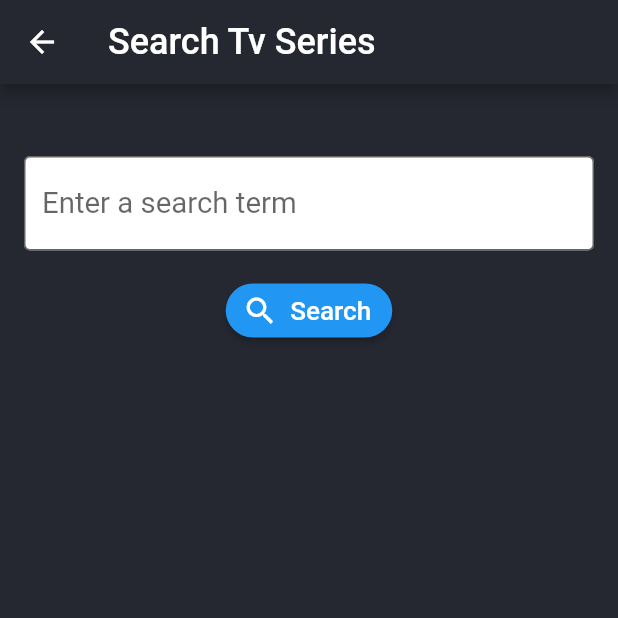
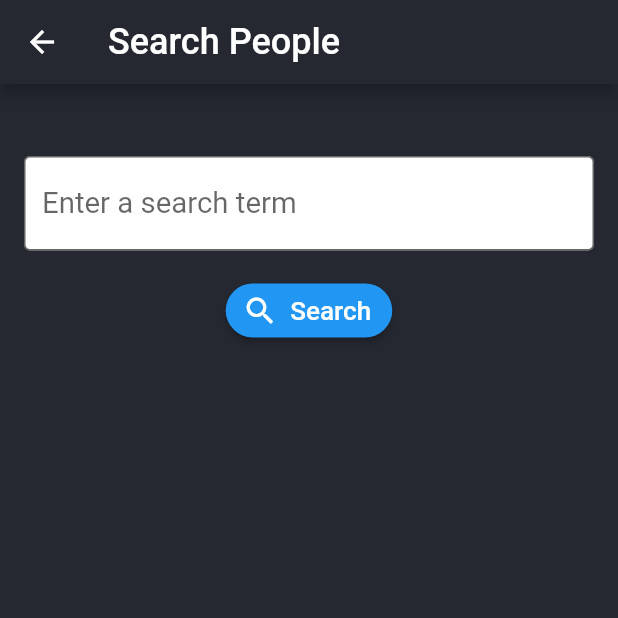
Before and after one commit to giovanidebiagi/tv_series_hub, a Flutter app: the screen it shows after launch, after a tap on "Search for People", on a phone screen of 412 x 824 dp, the top half of it. Run offline on Flutter 3.47's test engine with Material 2 defaults, Android fonts, the phone set to English and light mode, and no system bars; our stand-ins replace device_preview, dio, flutter_html, hive, hive_flutter; accounts and stored records are empty; network calls fail.

Commit message:
Fixed SearchPeoplePage app bar title.

```diff
--- a/lib/app/modules/search_people/search_people_page.dart
+++ b/lib/app/modules/search_people/search_people_page.dart
@@ -8,7 +8,7 @@ class SearchPeoplePage extends StatelessWidget {
   @override
   Widget build(BuildContext context) {
     return AppPageTemplate(
-      pageTitle: 'Search Tv Series',
+      pageTitle: 'Search People',
       body: PeopleSearchWidget(),
     );
   }
```
Also changed, not shown: pubspec.lock, 1 other file.
